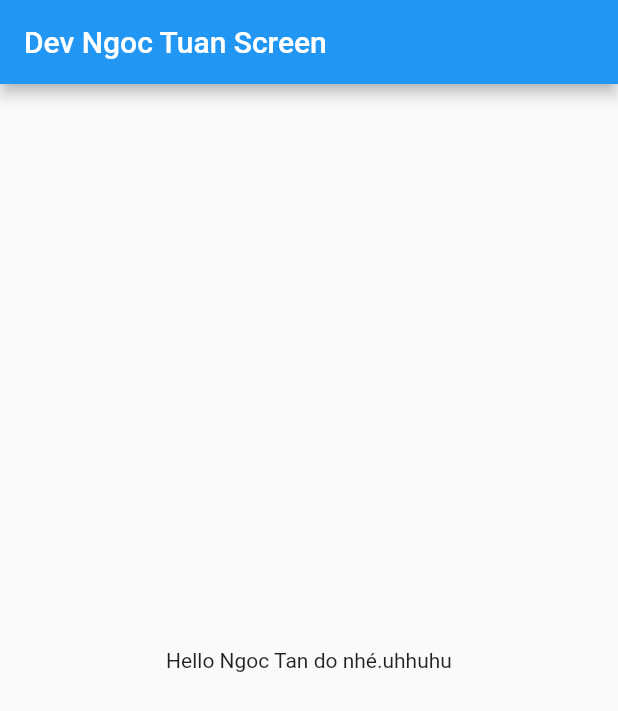
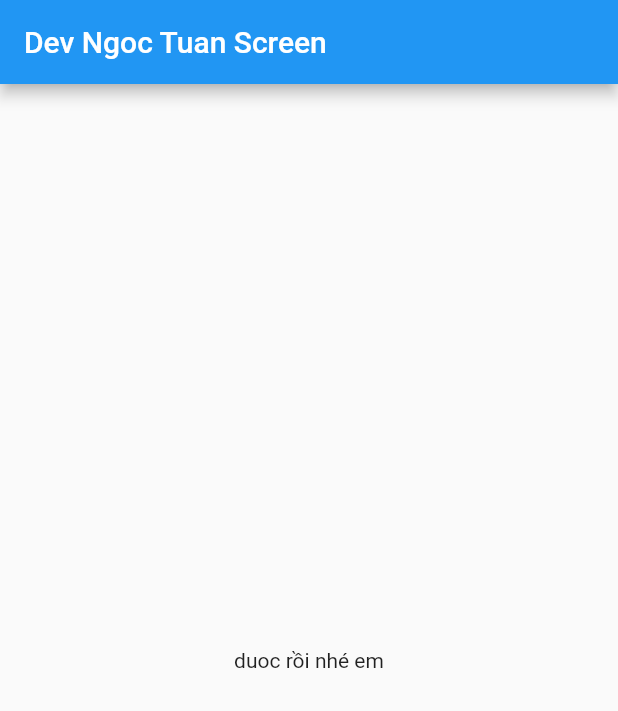
Before and after one commit to Nobi1202/Flutter-Training, a Flutter app: the screen it shows after launch, on a phone screen of 412 x 824 dp. Shown: the top 711 px of the screen. Run offline on Flutter 3.47's test engine with Material 2 defaults, Android fonts, the phone set to English and light mode, and no system bars.

Commit message:
update tấn

```diff
--- a/lib/dev_ngoc_tan/main_screen.dart
+++ b/lib/dev_ngoc_tan/main_screen.dart
@@ -10,7 +10,7 @@ class MainScreen extends StatelessWidget {
         title: const Text("Dev Ngoc Tuan Screen"),
       ),
       body: const Center(
-        child: Text("Hello Ngoc Tan do nhé.uhhuhu"),
+        child: Text("duoc rồi nhé em"),
       ),
     );
   }
```
